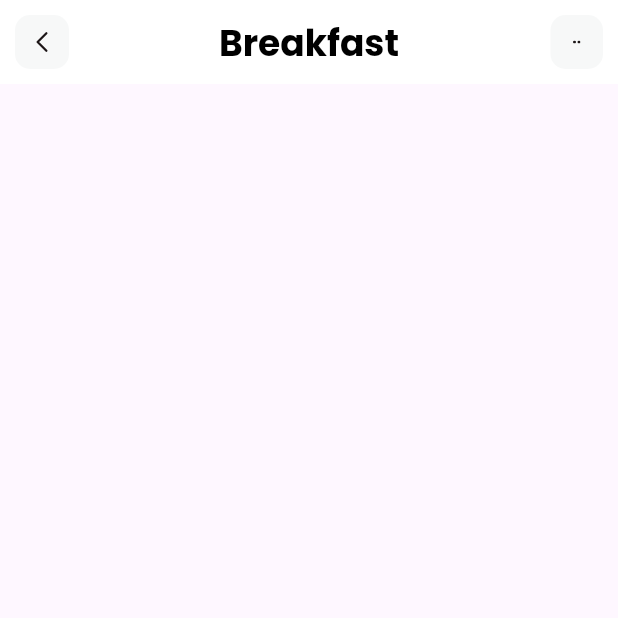
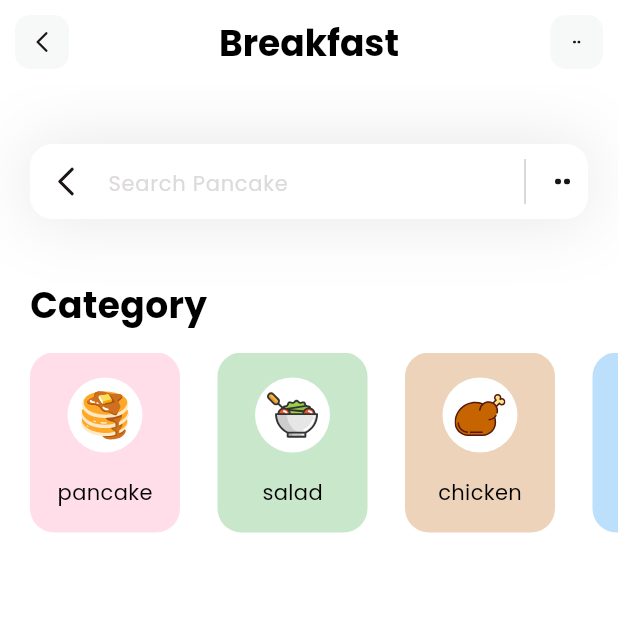
Before and after one commit to yagizsarii/FlutterProject, a Flutter app: the screen it shows after launch, on a phone screen of 412 x 824 dp, the top half of it. Run offline on Flutter 3.47's test engine with Material 3 defaults, Android fonts, the phone set to English and light mode, and no system bars; our stand-ins replace flutter_svg.

Commit message:
feat: searchfield and categories list added

```diff
--- a/flutter_project/lib/main.dart
+++ b/flutter_project/lib/main.dart
@@ -1,9 +1,7 @@
 import 'package:flutter/material.dart';
 import 'package:flutter_project/pages/home.dart';
 
-void main() {
-  runApp(const MyApp());
-}
+void main() => runApp(MyApp());
 
 class MyApp extends StatelessWidget {
   const MyApp({super.key});
@@ -11,7 +9,7 @@ class MyApp extends StatelessWidget {
   // This widget is the root of your application.
   @override
   Widget build(BuildContext context) {
-    return const MaterialApp(
+    return MaterialApp(
       debugShowCheckedModeBanner: false,
       home: HomePage(),
     );
--- /dev/null
+++ b/flutter_project/lib/models/category_model.dart
@@ -0,0 +1,36 @@
+import 'package:flutter/material.dart';
+
+class CategoryModel {
+  String name;
+  String iconPath;
+  Color boxColor;
+
+  CategoryModel(
+      {required this.name, required this.iconPath, required this.boxColor});
+
+  static List<CategoryModel> getCategories() {
+    List<CategoryModel> categories = [];
+
+    categories.add(CategoryModel(
+        name: "pancake",
+        iconPath: 'assets/icons/pancake.svg',
+        boxColor: Color(0xffff93b7)));
+
+    categories.add(CategoryModel(
+        name: "salad",
+        iconPath: 'assets/icons/salad.svg',
+        boxColor: Colors.green));
+
+    categories.add(CategoryModel(
+        name: "chicken",
+        iconPath: 'assets/icons/chicken.svg',
+        boxColor: Color(0xffc56c19)));
+
+    categories.add(CategoryModel(
+        name: "fish",
+        iconPath: 'assets/icons/fish.svg',
+        boxColor: Colors.blue));
+
+    return categories;
+  }
+}
--- a/flutter_project/lib/pages/home.dart
+++ b/flutter_project/lib/pages/home.dart
@@ -1,14 +1,136 @@
 import 'package:flutter/material.dart';
 import 'package:flutter_svg/flutter_svg.dart';
+import 'package:flutter_project/models/category_model.dart';
 
 class HomePage extends StatelessWidget {
-  const HomePage({super.key});
+  HomePage({super.key});
+
+  List<CategoryModel> categories = [];
+
+  void _getCategories() {
+    categories = CategoryModel.getCategories();
+  }
 
   @override
   Widget build(BuildContext context) {
+    _getCategories();
     return Scaffold(
-      appBar: appBar(),
+        appBar: appBar(),
+        backgroundColor: Colors.white,
+        body: Column(crossAxisAlignment: CrossAxisAlignment.start, children: [
+          _searchField(),
+          const SizedBox(height: 40),
+          _categoryList()
+        ]));
+  }
+
+  Column _categoryList() {
+    return Column(
+      crossAxisAlignment: CrossAxisAlignment.start,
+      children: [
+        const Padding(
+          padding: EdgeInsets.only(left: 20),
+          child: Text(
+            "Category",
+            style: TextStyle(
+                color: Colors.black,
+                fontSize: 24,
+                fontWeight: FontWeight.bold,
+                fontFamily: 'Poppins'),
+          ),
+        ),
+        const SizedBox(
+          height: 15,
+        ),
+        Container(
+          height: 120,
+          child: ListView.separated(
+              padding: EdgeInsets.only(left: 20, right: 20),
+              scrollDirection: Axis.horizontal,
+              itemCount: categories.length,
+              separatorBuilder: (context, index) => SizedBox(
+                    width: 25,
+                  ),
+              itemBuilder: (context, index) {
+                return Container(
+                  width: 100,
+                  decoration: BoxDecoration(
+                      color: categories[index].boxColor.withOpacity(0.3),
+                      borderRadius: BorderRadius.circular(16)),
+                  child: Column(
+                    mainAxisAlignment: MainAxisAlignment.spaceEvenly,
+                    children: [
+                      Container(
+                        width: 50,
+                        height: 50,
+                        decoration: BoxDecoration(
+                            color: Colors.white, shape: BoxShape.circle),
+                        child: Padding(
+                          padding: const EdgeInsets.all(8.0),
+                          child: SvgPicture.asset(categories[index].iconPath),
+                        ),
+                      ),
+                      Text(categories[index].name,
+                          style: TextStyle(
+                              color: Colors.black,
+                              fontSize: 14,
+                              fontWeight: FontWeight.w400,
+                              fontFamily: 'Poppins')),
+                    ],
+                  ),
+                );
+              }),
+        )
+      ],
     );
+  }
+
+  Container _searchField() {
+    return Container(
+        height: 50,
+        margin: const EdgeInsets.only(top: 40, left: 20, right: 20),
+        decoration: BoxDecoration(boxShadow: [
+          BoxShadow(color: Color(0x62818181).withOpacity(0.2), blurRadius: 40)
+        ]),
+        child: TextField(
+          expands: true,
+          maxLines: null,
+          minLines: null,
+          decoration: InputDecoration(
+              prefixIcon: Padding(
+                padding: const EdgeInsets.all(10),
+                child: SvgPicture.asset("assets/icons/Arrow - Left 2.svg"),
+              ),
+              suffixIcon: Container(
+                width: 50,
+                child: Row(
+                  mainAxisAlignment: MainAxisAlignment.end,
+                  children: [
+                    const VerticalDivider(
+                      color: Colors.black,
+                      thickness: 0.2,
+                      indent: 10,
+                      endIndent: 10,
+                    ),
+                    Padding(
+                      padding: const EdgeInsets.all(12),
+                      child: SvgPicture.asset('assets/icons/dots.svg'),
+                    ),
+                  ],
+                ),
+              ),
+              hintText: "Search Pancake",
+              hintStyle: const TextStyle(
+                  color: Color(0xffDDDADA),
+                  fontSize: 14,
+                  fontFamily: 'Poppins'),
+              contentPadding: const EdgeInsets.all(15),
+              filled: true,
+              fillColor: Colors.white,
+              border: OutlineInputBorder(
+                  borderRadius: BorderRadius.circular(15),
+                  borderSide: BorderSide.none)),
+        ));
   }
 
   AppBar appBar() {
```
Also changed, not shown: flutter_project/assets/icons/chicken.svg (added), flutter_project/assets/icons/fish.svg (added), flutter_project/assets/icons/pancake.svg (added), flutter_project/assets/icons/salad.svg (added).
